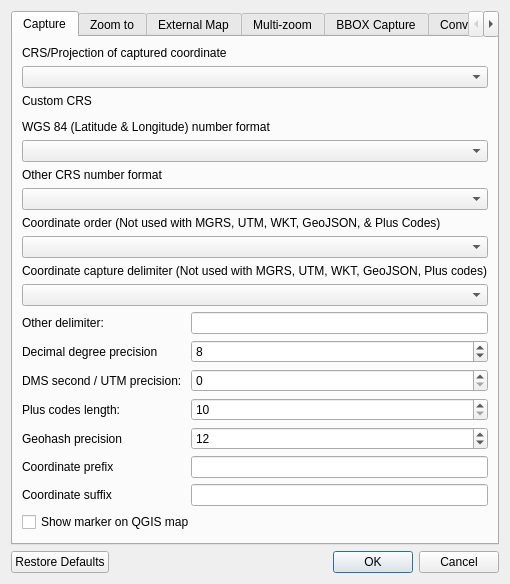
NationalSecurityAgency/qgis-latlontools-plugin, file ui/latLonSettings.ui: the form before one commit.
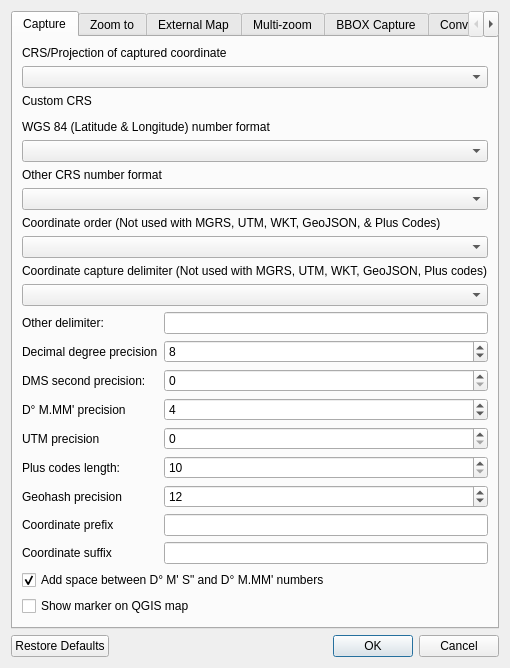
The form after the commit. Custom widgets are drawn as their Qt base class.

Commit message: Update to includ D M.MM capture and coordinate conversion

Diff of the .ui file:
```diff
--- a/ui/latLonSettings.ui
+++ b/ui/latLonSettings.ui
@@ -7,7 +7,7 @@
     <x>0</x>
     <y>0</y>
     <width>479</width>
-    <height>578</height>
+    <height>640</height>
    </rect>
   </property>
   <property name="windowTitle">
@@ -102,7 +102,7 @@
          <item row="2" column="0">
           <widget class="QLabel" name="label_4">
            <property name="text">
-            <string>DMS second / UTM precision: </string>
+            <string>DMS second precision: </string>
            </property>
           </widget>
          </item>
@@ -113,14 +113,14 @@
            </property>
           </widget>
          </item>
-         <item row="3" column="0">
+         <item row="5" column="0">
           <widget class="QLabel" name="label_18">
            <property name="text">
             <string>Plus codes length:</string>
            </property>
           </widget>
          </item>
-         <item row="3" column="1">
+         <item row="5" column="1">
           <widget class="QSpinBox" name="plusCodesSpinBox">
            <property name="minimum">
             <number>10</number>
@@ -150,34 +150,34 @@
            </property>
           </widget>
          </item>
-         <item row="5" column="0">
+         <item row="7" column="0">
           <widget class="QLabel" name="label_28">
            <property name="text">
             <string>Coordinate prefix</string>
            </property>
           </widget>
          </item>
-         <item row="6" column="0">
+         <item row="8" column="0">
           <widget class="QLabel" name="label_29">
            <property name="text">
             <string>Coordinate suffix</string>
            </property>
           </widget>
          </item>
-         <item row="5" column="1">
+         <item row="7" column="1">
           <widget class="QLineEdit" name="capturePrefixLineEdit"/>
          </item>
-         <item row="6" column="1">
+         <item row="8" column="1">
           <widget class="QLineEdit" name="captureSuffixLineEdit"/>
          </item>
-         <item row="4" column="0">
+         <item row="6" column="0">
           <widget class="QLabel" name="label_41">
            <property name="text">
             <string>Geohash precision</string>
            </property>
           </widget>
          </item>
-         <item row="4" column="1">
+         <item row="6" column="1">
           <widget class="QSpinBox" name="captureGeohashSpinBox">
            <property name="minimum">
             <number>1</number>
@@ -190,8 +190,49 @@
            </property>
           </widget>
          </item>
+         <item row="3" column="0">
+          <widget class="QLabel" name="label_43">
+           <property name="text">
+            <string>D° M.MM' precision</string>
+           </property>
+          </widget>
+         </item>
+         <item row="3" column="1">
+          <widget class="QSpinBox" name="captureDmmPrecisionSpinBox">
+           <property name="maximum">
+            <number>16</number>
+           </property>
+           <property name="value">
+            <number>4</number>
+           </property>
+          </widget>
+         </item>
+         <item row="4" column="0">
+          <widget class="QLabel" name="label_44">
+           <property name="text">
+            <string>UTM precision</string>
+           </property>
+          </widget>
+         </item>
+         <item row="4" column="1">
+          <widget class="QSpinBox" name="captureUtmPrecisionSpinBox">
+           <property name="maximum">
+            <number>16</number>
+           </property>
+          </widget>
+         </item>
         </layout>
        </item>
+       <item>
+        <widget class="QCheckBox" name="captureAddDmsSpaceCheckBox">
+         <property name="text">
+          <string>Add space between D° M' S&quot; and D° M.MM' numbers</string>
+         </property>
+         <property name="checked">
+          <bool>true</bool>
+         </property>
+        </widget>
+       </item>
        <item>
         <widget class="QCheckBox" name="captureMarkerCheckBox">
          <property name="text">
```
Left out of the diff: 44 changed lines with no effect on the pictures. The commit also changes 12 other files.
